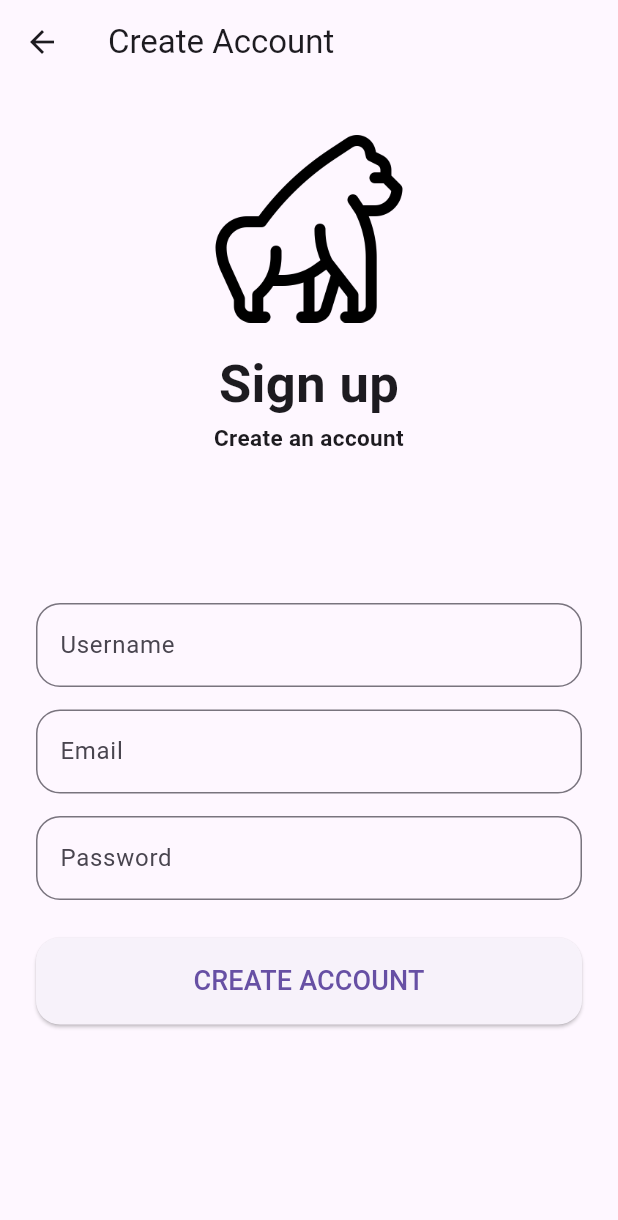
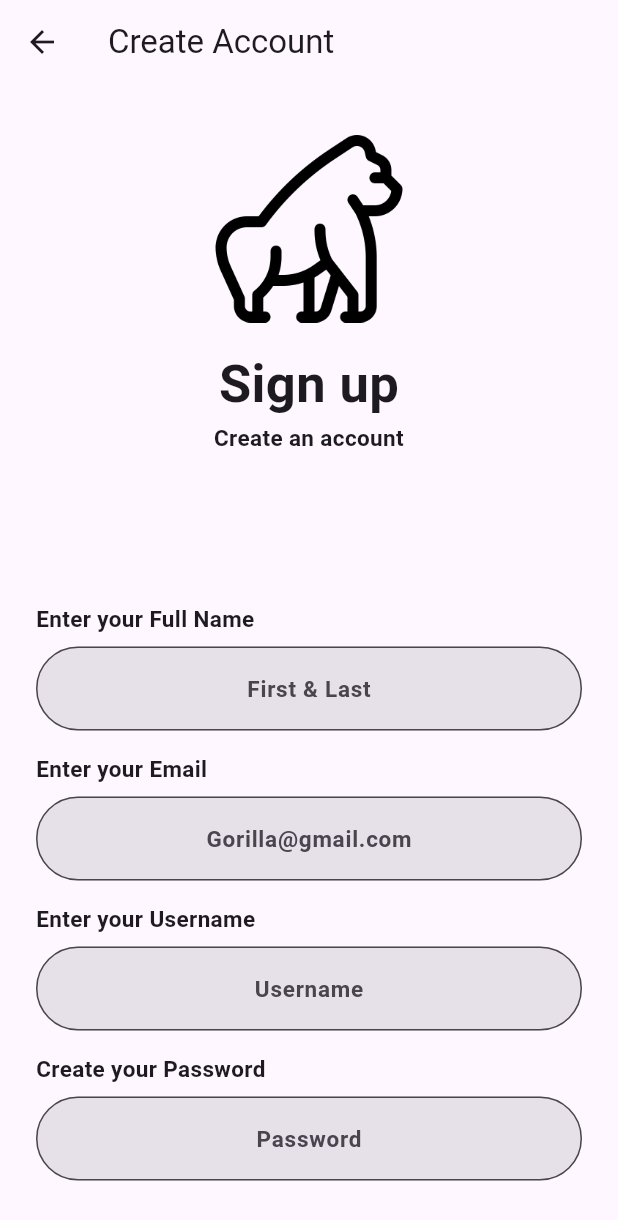
Before and after one commit to Juanito2930/SE-FInal-Project-FALL-2025, a Flutter app: the RegisterPage screen opened directly, on a phone screen of 412 x 824 dp. Shown: the top 1220 px of the screen. Run offline on Flutter 3.47's test engine with Material 3 defaults, Android fonts, the phone set to English and light mode, and no system bars.

Commit message:
More asthetic changes to the registration page

```diff
--- a/mdc_100_series/lib/register_page.dart
+++ b/mdc_100_series/lib/register_page.dart
@@ -11,6 +11,7 @@ class _RegisterPageState extends State<RegisterPage> {
   final _usernameController = TextEditingController();
   final _emailController = TextEditingController();
   final _passwordController = TextEditingController();
+  final _nameController = TextEditingController();
 
   @override
   Widget build(BuildContext context) {
@@ -41,39 +42,111 @@ class _RegisterPageState extends State<RegisterPage> {
 
             const SizedBox(height: 100),
 
+
+            Column(
+              crossAxisAlignment: CrossAxisAlignment.start,
+              children: [
+                const Text(
+                  'Enter your Full Name',
+                  style: TextStyle(fontSize: 15, fontWeight: FontWeight.bold),
+                ),
+
+                const SizedBox(height: 8),
+
                 TextField(
-              controller: _usernameController,
+                  controller: _nameController,
+                  textAlign: TextAlign.center,
                   decoration: InputDecoration(
-                labelText: "Username",
+                    filled: true,
                     border: OutlineInputBorder(
-                  borderRadius: BorderRadius.circular(16),
+                      borderRadius: BorderRadius.circular(100),
+                    ),
+                    label: Center(child: Text('First & Last', style: TextStyle(fontSize: 15, fontWeight: FontWeight.bold),)),
+                    floatingLabelBehavior: FloatingLabelBehavior.never,
                   ),
                 ),
+              ],
             ),
 
             const SizedBox(height: 15),
 
+            Column(
+              crossAxisAlignment: CrossAxisAlignment.start,
+              children: [
+                const Text(
+                  'Enter your Email',
+                  style: TextStyle(fontSize: 15, fontWeight: FontWeight.bold),
+                ),
+
+                const SizedBox(height: 8),
+
                 TextField(
                   controller: _emailController,
+                  textAlign: TextAlign.center,
                   decoration: InputDecoration(
-                labelText: "Email",
+                    filled: true,
                     border: OutlineInputBorder(
-                  borderRadius: BorderRadius.circular(16),
+                      borderRadius: BorderRadius.circular(100),
+                    ),
+                    label: Center(child: Text('Gorilla@gmail.com', style: TextStyle(fontSize: 15, fontWeight: FontWeight.bold),)),
+                    floatingLabelBehavior: FloatingLabelBehavior.never,
                   ),
                 ),
+              ],
             ),
 
             const SizedBox(height: 15),
 
+            Column(
+              crossAxisAlignment: CrossAxisAlignment.start,
+              children: [
+                const Text(
+                  'Enter your Username',
+                  style: TextStyle(fontSize: 15, fontWeight: FontWeight.bold),
+                ),
+
+                const SizedBox(height: 8),
+
+                TextField(
+                  controller: _usernameController,
+                  textAlign: TextAlign.center,
+                  decoration: InputDecoration(
+                    filled: true,
+                    border: OutlineInputBorder(
+                      borderRadius: BorderRadius.circular(100),
+                    ),
+                    label: Center(child: Text('Username', style: TextStyle(fontSize: 15, fontWeight: FontWeight.bold),)),
+                    floatingLabelBehavior: FloatingLabelBehavior.never,
+                  ),
+                ),
+              ],
+            ),
+
+            const SizedBox(height: 15),
+
+            Column(
+              crossAxisAlignment: CrossAxisAlignment.start,
+              children: [
+                const Text(
+                  'Create your Password',
+                  style: TextStyle(fontSize: 15, fontWeight: FontWeight.bold),
+                ),
+
+                const SizedBox(height: 8),
+
                 TextField(
                   controller: _passwordController,
-              obscureText: true,
+                  textAlign: TextAlign.center,
                   decoration: InputDecoration(
-                labelText: "Password",
+                    filled: true,
                     border: OutlineInputBorder(
-                  borderRadius: BorderRadius.circular(16),
+                      borderRadius: BorderRadius.circular(100),
+                    ),
+                    label: Center(child: Text('Password', style: TextStyle(fontSize: 15, fontWeight: FontWeight.bold),)),
+                    floatingLabelBehavior: FloatingLabelBehavior.never,
                   ),
                 ),
+              ],
             ),
 
             const SizedBox(height: 25),
```
Lines whose indentation alone changed are shown as unchanged.
